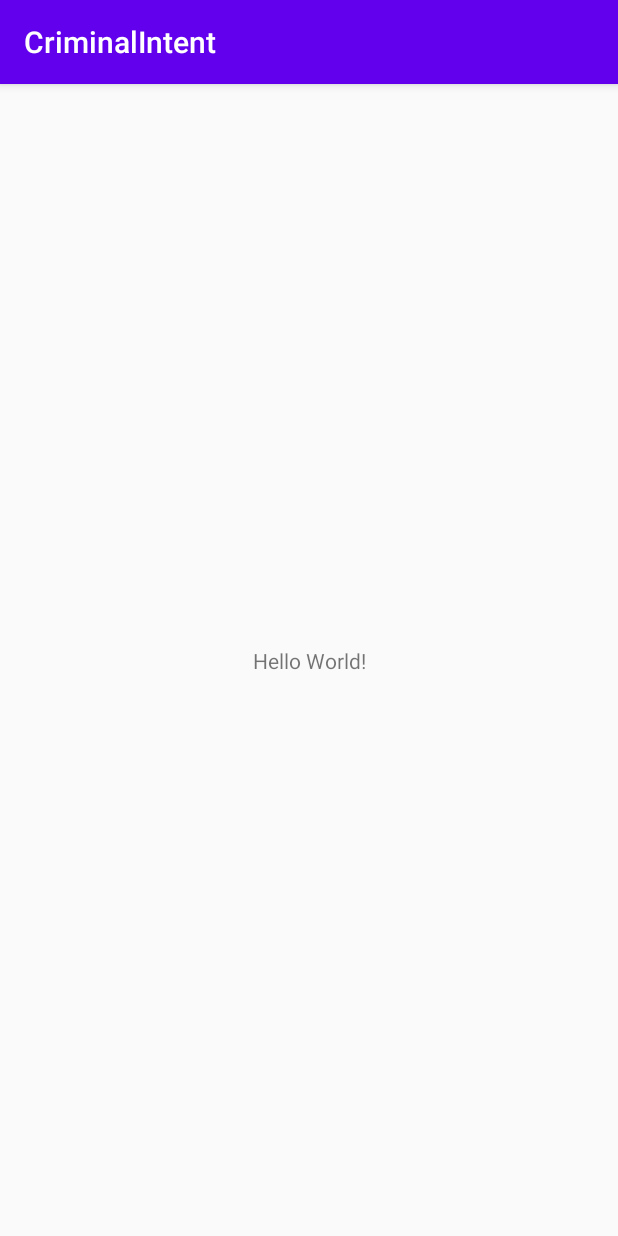
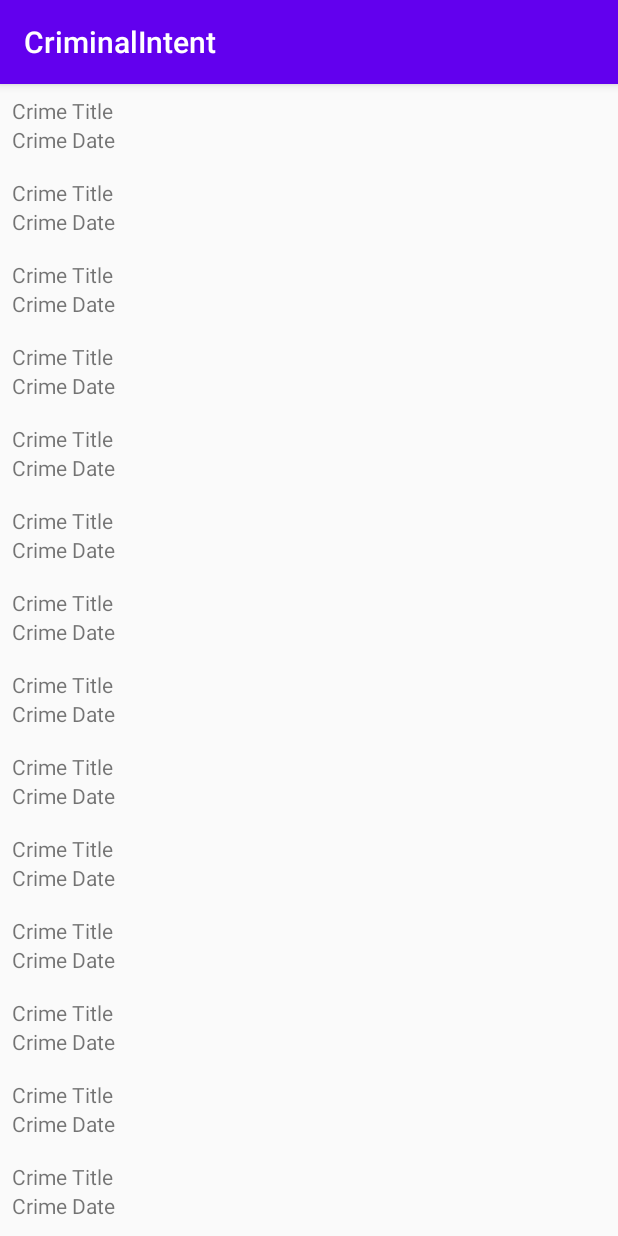
Before and after one commit to YuliaMelnyk/CriminalIntent, an Android app: the screen it shows after launch (MainActivity before the commit, CrimeListActivity after it), on a phone screen of 412 x 824 dp. Run offline under Robolectric (Android 15) with nearby library versions, the phone set to English and light mode, and no system bars.

Commit message:
Medel+RecyclerView

```diff
--- a/app/build.gradle
+++ b/app/build.gradle
@@ -31,4 +31,7 @@ dependencies {
     testImplementation 'junit:junit:4.12'
     androidTestImplementation 'androidx.test.ext:junit:1.1.1'
     androidTestImplementation 'androidx.test.espresso:espresso-core:3.2.0'
+    implementation 'org.jetbrains:annotations-java5:15.0'
+    implementation 'androidx.recyclerview:recyclerview:1.2.0-alpha03'
+
 }
--- a/app/src/main/AndroidManifest.xml
+++ b/app/src/main/AndroidManifest.xml
@@ -9,12 +9,13 @@
         android:roundIcon="@mipmap/ic_launcher_round"
         android:supportsRtl="true"
         android:theme="@style/AppTheme">
-        <activity android:name=".MainActivity">
+        <activity android:name=".CrimeListActivity">
             <intent-filter>
                 <action android:name="android.intent.action.MAIN" />
-
                 <category android:name="android.intent.category.LAUNCHER" />
             </intent-filter>
+        </activity>
+        <activity android:name=".CrimeActivity">
         </activity>
     </application>
 
--- /dev/null
+++ b/app/src/main/java/com/hfad/criminalintent/CrimeListActivity.java
@@ -0,0 +1,14 @@
+package com.hfad.criminalintent;
+
+import androidx.fragment.app.Fragment;
+
+/**
+ * @author yuliiamelnyk on 23/07/2020
+ * @project CriminalIntent
+ */
+public class CrimeListActivity extends SingleFragmentActivity {
+    @Override
+    protected Fragment createFragment() {
+        return new CrimeListFragment();
+    }
+}
--- /dev/null
+++ b/app/src/main/java/com/hfad/criminalintent/CrimeListFragment.java
@@ -0,0 +1,73 @@
+package com.hfad.criminalintent;
+
+import android.os.Bundle;
+import android.view.LayoutInflater;
+import android.view.View;
+import android.view.ViewGroup;
+
+import androidx.annotation.NonNull;
+import androidx.annotation.Nullable;
+import androidx.fragment.app.Fragment;
+import androidx.recyclerview.widget.LinearLayoutManager;
+import androidx.recyclerview.widget.RecyclerView;
+
+import com.hfad.criminalintent.model.Crime;
+import com.hfad.criminalintent.model.CrimeLab;
+
+import java.util.List;
+
+/**
+ * @author yuliiamelnyk on 23/07/2020
+ * @project CriminalIntent
+ */
+public class CrimeListFragment extends Fragment {
+    private RecyclerView mCrimeRecyclerView;
+    private CrimeAdapter mAdapter;
+
+    @Nullable
+    @Override
+    public View onCreateView(@NonNull LayoutInflater inflater, @Nullable ViewGroup container, @Nullable Bundle savedInstanceState) {
+        View view = inflater.inflate(R.layout.fragment_crime_list, container, false);
+        mCrimeRecyclerView = view.findViewById(R.id.recycler_view);
+        mCrimeRecyclerView.setLayoutManager(new LinearLayoutManager(getActivity()));
+        updateUI();
+        return view;
+    }
+
+    private void updateUI(){
+        CrimeLab crimeLab = CrimeLab.get(getActivity());
+        List<Crime> crimes = crimeLab.getCrimes();
+        mAdapter = new CrimeAdapter(crimes);
+        mCrimeRecyclerView.setAdapter(mAdapter);
+    }
+
+    private class CrimeHolder extends RecyclerView.ViewHolder{
+        public CrimeHolder(LayoutInflater inflater, ViewGroup parent){
+            super(inflater.inflate(R.layout.list_item_crime, parent, false));
+        }
+    }
+
+    private class CrimeAdapter extends RecyclerView.Adapter<CrimeHolder>{
+        private List<Crime> mCrimes;
+        public CrimeAdapter(List<Crime> crimes){
+            mCrimes = crimes;
+        }
+
+        @NonNull
+        @Override
+        public CrimeHolder onCreateViewHolder(@NonNull ViewGroup parent, int viewType) {
+            LayoutInflater layoutInflater = LayoutInflater.from(getActivity());
+            return new CrimeHolder(layoutInflater, parent);
+        }
+
+        @Override
+        public void onBindViewHolder(@NonNull CrimeHolder holder, int position) {
+
+        }
+
+        @Override
+        public int getItemCount() {
+            return mCrimes.size();
+        }
+    }
+}
--- a/app/src/main/java/com/hfad/criminalintent/MainActivity.java
+++ /dev/null
@@ -1,14 +0,0 @@
-package com.hfad.criminalintent;
-
-import androidx.appcompat.app.AppCompatActivity;
-
-import android.os.Bundle;
-
-public class MainActivity extends AppCompatActivity {
-
-    @Override
-    protected void onCreate(Bundle savedInstanceState) {
-        super.onCreate(savedInstanceState);
-        setContentView(R.layout.activity_main);
-    }
-}
--- /dev/null
+++ b/app/src/main/java/com/hfad/criminalintent/SingleFragmentActivity.java
@@ -0,0 +1,32 @@
+package com.hfad.criminalintent;
+
+import android.os.Bundle;
+
+import androidx.annotation.Nullable;
+import androidx.appcompat.app.AppCompatActivity;
+import androidx.fragment.app.Fragment;
+import androidx.fragment.app.FragmentManager;
+
+/**
+ * @author yuliiamelnyk on 23/07/2020
+ * @project CriminalIntent
+ */
+public abstract class SingleFragmentActivity extends AppCompatActivity {
+    protected abstract Fragment createFragment();
+
+    @Override
+    protected void onCreate(@Nullable Bundle savedInstanceState) {
+        super.onCreate(savedInstanceState);
+        setContentView(R.layout.activity_fragment);
+
+        FragmentManager fm = getSupportFragmentManager();
+        Fragment fragment = fm.findFragmentById(R.id.fragment_container);
+
+        if (fragment == null){
+            fragment = createFragment();
+            fm.beginTransaction()
+                    .add(R.id.fragment_container, fragment)
+                    .commit();
+        }
+    }
+}
--- /dev/null
+++ b/app/src/main/java/com/hfad/criminalintent/model/Crime.java
@@ -0,0 +1,48 @@
+package com.hfad.criminalintent.model;
+
+import java.util.Date;
+import java.util.UUID;
+
+/**
+ * @author yuliiamelnyk on 23/07/2020
+ * @project CriminalIntent
+ */
+public class Crime {
+    private UUID mId;
+    private String mTitle;
+    private Date mDate;
+    private boolean mSolved;
+
+    public Crime() {
+        mId = UUID.randomUUID();
+        mDate = new Date();
+    }
+
+    public UUID getId() {
+        return mId;
+    }
+
+    public String getTitle() {
+        return mTitle;
+    }
+
+    public void setTitle(String title) {
+        mTitle = title;
+    }
+
+    public Date getDate() {
+        return mDate;
+    }
+
+    public void setDate(Date date) {
+        mDate = date;
+    }
+
+    public boolean isSolved() {
+        return mSolved;
+    }
+
+    public void setSolved(boolean solved) {
+        mSolved = solved;
+    }
+}
--- /dev/null
+++ b/app/src/main/java/com/hfad/criminalintent/model/CrimeLab.java
@@ -0,0 +1,46 @@
+package com.hfad.criminalintent.model;
+
+import android.content.Context;
+
+import java.util.ArrayList;
+import java.util.List;
+import java.util.UUID;
+
+/**
+ * @author yuliiamelnyk on 23/07/2020
+ * @project CriminalIntent
+ */
+public class CrimeLab {
+    private static CrimeLab sCrimeLab;
+    private List<Crime> mCrimes;
+
+    public static CrimeLab get(Context context) {
+        if (sCrimeLab == null) {
+            sCrimeLab = new CrimeLab(context);
+        }
+        return sCrimeLab;
+    }
+
+    private CrimeLab(Context context) {
+        mCrimes = new ArrayList<>();
+        for (int i = 0; i < 100; i++) {
+            Crime crime = new Crime();
+            crime.setTitle("Crime #"+i);
+            crime.setSolved(i%2==0);
+            mCrimes.add(crime);
+        }
+    }
+
+    public List<Crime> getCrimes() {
+        return mCrimes;
+    }
+
+    public Crime getCrime(UUID id) {
+        for (Crime crime : mCrimes) {
+            if (crime.getId().equals(id)) {
+                return crime;
+            }
+        }
+        return null;
+    }
+}
--- /dev/null
+++ b/app/src/main/res/layout/activity_fragment.xml
@@ -0,0 +1,8 @@
+<?xml version="1.0" encoding="utf-8"?>
+<FrameLayout
+    xmlns:android="http://schemas.android.com/apk/res/android"
+    android:id="@+id/fragment_container"
+    android:layout_width="match_parent"
+    android:layout_height="match_parent">
+
+</FrameLayout>
--- a/app/src/main/res/layout/activity_main.xml
+++ /dev/null
@@ -1,18 +0,0 @@
-<?xml version="1.0" encoding="utf-8"?>
-<androidx.constraintlayout.widget.ConstraintLayout xmlns:android="http://schemas.android.com/apk/res/android"
-    xmlns:app="http://schemas.android.com/apk/res-auto"
-    xmlns:tools="http://schemas.android.com/tools"
-    android:layout_width="match_parent"
-    android:layout_height="match_parent"
-    tools:context=".MainActivity">
-
-    <TextView
-        android:layout_width="wrap_content"
-        android:layout_height="wrap_content"
-        android:text="Hello World!"
-        app:layout_constraintBottom_toBottomOf="parent"
-        app:layout_constraintLeft_toLeftOf="parent"
-        app:layout_constraintRight_toRightOf="parent"
-        app:layout_constraintTop_toTopOf="parent" />
-
-</androidx.constraintlayout.widget.ConstraintLayout>
--- /dev/null
+++ b/app/src/main/res/layout/fragment_crime_list.xml
@@ -0,0 +1,8 @@
+<?xml version="1.0" encoding="utf-8"?>
+<androidx.recyclerview.widget.RecyclerView
+    xmlns:android="http://schemas.android.com/apk/res/android"
+    android:id="@+id/recycler_view"
+    android:layout_width="match_parent"
+    android:layout_height="match_parent">
+
+</androidx.recyclerview.widget.RecyclerView>
--- /dev/null
+++ b/app/src/main/res/layout/list_item_crime.xml
@@ -0,0 +1,20 @@
+<?xml version="1.0" encoding="utf-8"?>
+<LinearLayout
+    xmlns:android="http://schemas.android.com/apk/res/android"
+    android:layout_width="match_parent"
+    android:layout_height="wrap_content"
+    android:orientation="vertical"
+    android:padding="8dp">
+
+    <TextView
+        android:id="@+id/crime_title"
+        android:layout_width="match_parent"
+        android:layout_height="wrap_content"
+        android:text="Crime Title"/>
+    <TextView
+        android:id="@+id/crime_date"
+        android:layout_width="match_parent"
+        android:layout_height="wrap_content"
+        android:text="Crime Date"/>
+
+</LinearLayout>
--- a/app/src/main/res/values/strings.xml
+++ b/app/src/main/res/values/strings.xml
@@ -1,3 +1,7 @@
 <resources>
     <string name="app_name">CriminalIntent</string>
+    <string name="crime_tittle_hint">Enter a title for the crime</string>
+    <string name="crime_tittle_label">Tittle</string>
+    <string name="crime_details_label">Details</string>
+    <string name="crime_solved_label">Solved</string>
 </resources>
```
Also changed, not shown: app/src/main/java/com/hfad/criminalintent/CrimeActivity.java (added, +26 -0 lines), app/src/main/java/com/hfad/criminalintent/CrimeFragment.java (added, +72 -0 lines), app/src/main/res/layout/fragment_crime.xml (added, +37 -0 lines).
